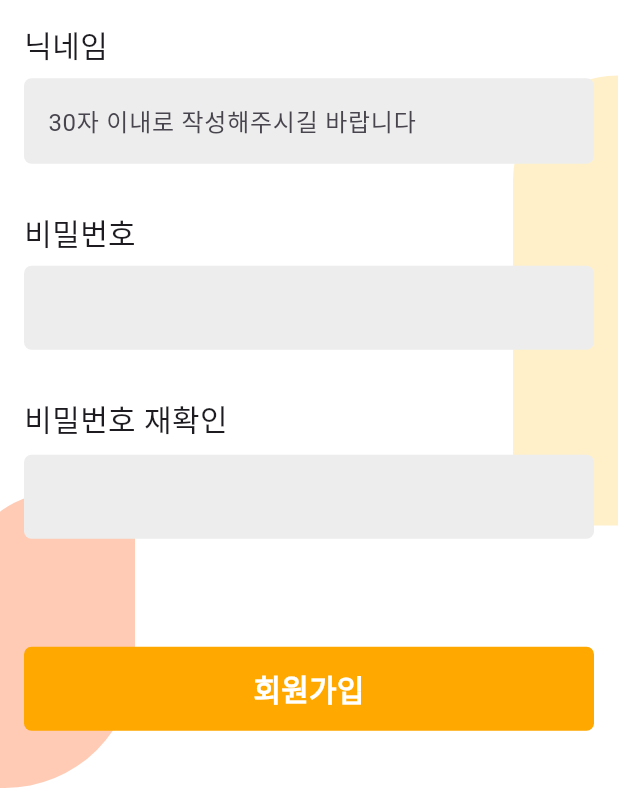
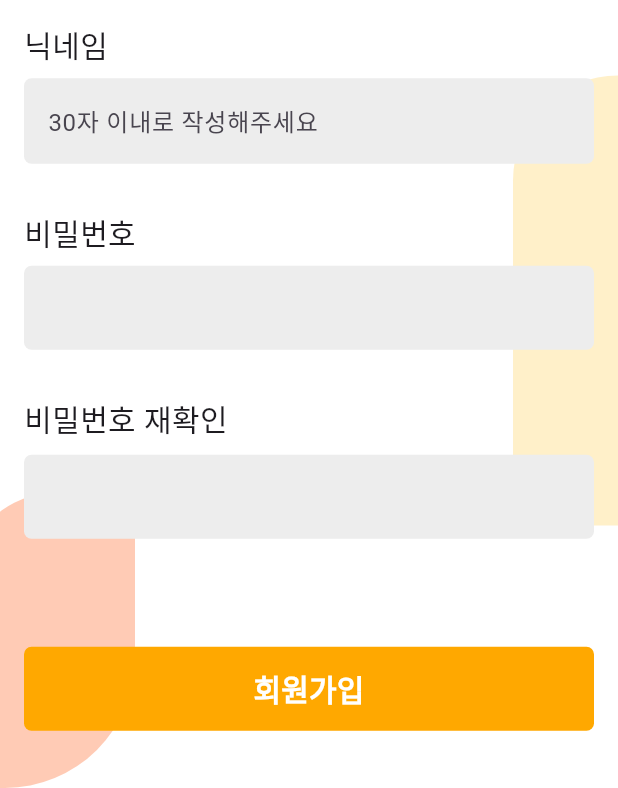
Before and after one commit to bluekmky1/family_note_app, a Flutter app: the SignUpView screen opened by its route, on a phone screen of 412 x 824 dp, the part 448-1236 px from its top. Run offline on Flutter 3.47's test engine with Material 3 defaults, Android fonts, the phone set to English and light mode, and no system bars; our stand-ins replace dio, equatable, flutter_riverpod, go_router, pretty_dio_logger, retrofit; generated files the repository leaves out were written again; Roboto replaces fonts that are missing (Pretendard).

Commit message:
💄 요체로 변경

```diff
--- a/lib/ui/auth/sign_in/sign_in_view.dart
+++ b/lib/ui/auth/sign_in/sign_in_view.dart
@@ -80,7 +80,7 @@ class SignInFormWidget extends StatelessWidget {
           ),
           const OutlineBorderTextFieldWidget(
             label: '닉네임',
-            hintText: '30자 이내로 작성해주시길 바랍니다',
+            hintText: '30자 이내로 작성해주세요',
           ),
           const SizedBox(
             height: 32,
--- a/lib/ui/auth/sign_up/sign_up_view.dart
+++ b/lib/ui/auth/sign_up/sign_up_view.dart
@@ -78,7 +78,7 @@ class SignUpFormWidget extends StatelessWidget {
           ),
           const OutlineBorderTextFieldWidget(
             label: '닉네임',
-            hintText: '30자 이내로 작성해주시길 바랍니다',
+            hintText: '30자 이내로 작성해주세요',
           ),
           const SizedBox(
             height: 32,
```
